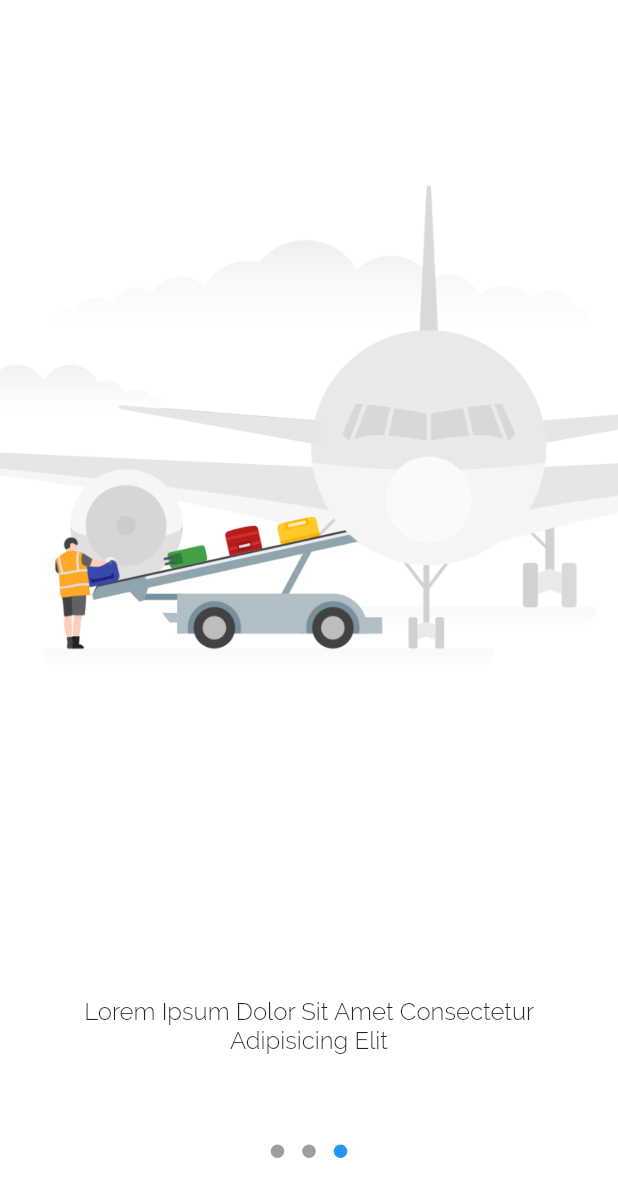
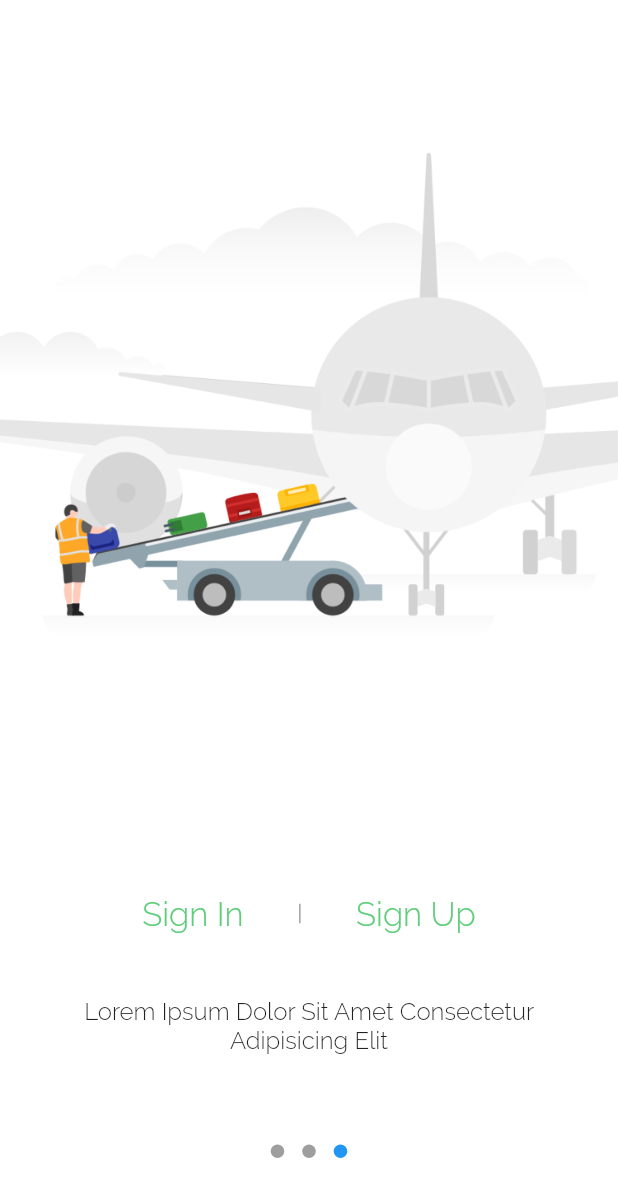
Before and after one commit to wovilon/ShopClient, a Flutter app: the screen it shows after launch, swiped to page 3, on a phone screen of 412 x 824 dp. Shown: the top 1197 px of the screen. Run offline on Flutter 3.47's test engine with Material 2 defaults, Android fonts, the phone set to English and light mode, and no system bars.

Commit message:
login ui

```diff
--- a/lib/Styles/TextStyles.dart
+++ b/lib/Styles/TextStyles.dart
@@ -12,4 +12,10 @@ class TextStyles{
       fontFamily: 'Raleway',
       fontSize: 16,
   );
+
+  static const greenTitle = TextStyle(
+    fontFamily: 'Raleway',
+    fontSize: 22,
+    color: Color.fromRGBO(94, 206, 123, 1)
+  );
 }
--- a/lib/res/Strings.dart
+++ b/lib/res/Strings.dart
@@ -2,7 +2,8 @@
 class Strings{
   static const title_1 = 'Welcome to Fluxstore';
   static const title_2 = 'Lorconsectetur adipisicing';
-  static const intro_text = 'Lorem Ipsum Dolor Sit Amet Consectetur Adipisicing Elit'
-      '';
+  static const intro_text = 'Lorem Ipsum Dolor Sit Amet Consectetur Adipisicing Elit';
+  static const sign_in = 'Sign In';
+  static const sign_up = 'Sign Up';
 
 }
--- a/lib/screens/IntroScreen.dart
+++ b/lib/screens/IntroScreen.dart
@@ -79,7 +79,7 @@ class IntroItem extends StatelessWidget {
       children: [
         Image.asset(item.imgAsset),
         SizedBox(height: 84,),
-        Text(item.title, style: TextStyles.title,),
+        processTitle(),
         SizedBox(height: 32,),
         Padding(
           child: Text(
@@ -93,4 +93,33 @@ class IntroItem extends StatelessWidget {
       ],
     );
   }
+
+  Widget processTitle(){
+    if (item.title != '')
+      return Text(item.title, style: TextStyles.title,);
+    else return Row(
+      mainAxisAlignment: MainAxisAlignment.center,
+      children: [
+        FlatButton(
+          child: Text(Strings.sign_in, style: TextStyles.greenTitle,),
+            onPressed: (){
+
+            },
+        ),
+
+        Padding(padding: EdgeInsets.symmetric(horizontal: 21),
+          child: Container(width: 1, height: 13,
+            color: Color.fromRGBO(160,160,160, 1),
+          ),
+        ),
+
+        FlatButton(
+          child: Text(Strings.sign_up, style: TextStyles.greenTitle,),
+          onPressed: (){
+
+          },
+        ),
+      ],
+    );
+  }
 }
```
